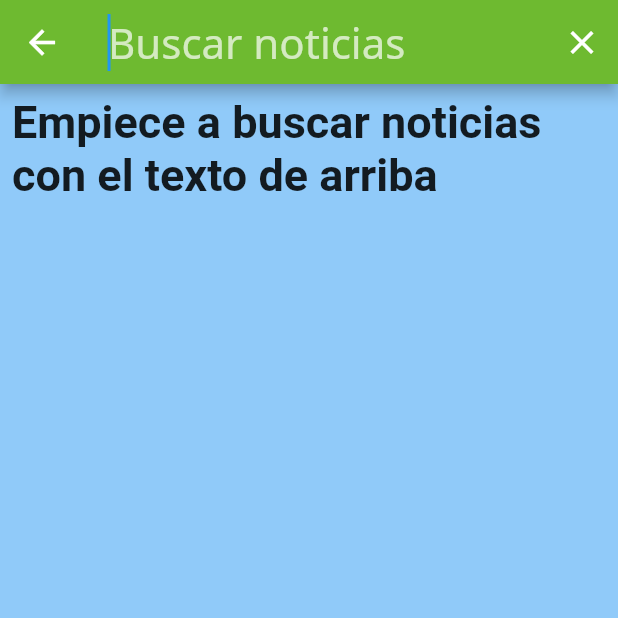
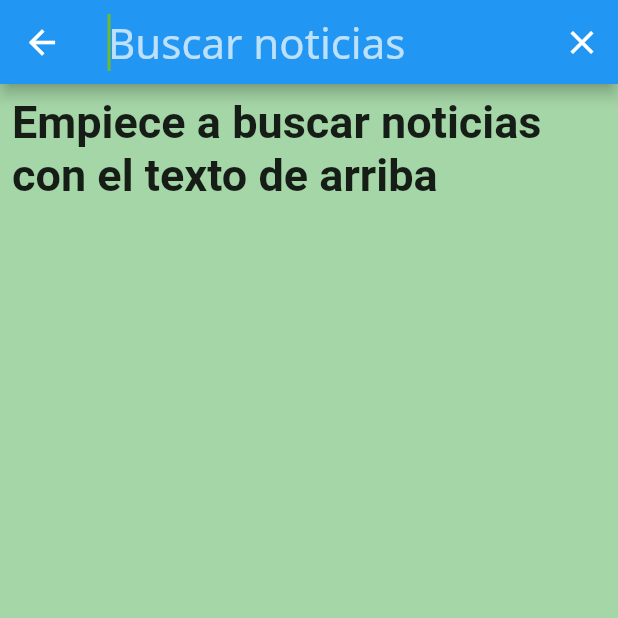
Before and after one commit to Cavitedev/el_digital_de_albacete, a Flutter app: the screen it shows after launch, after a tap on the "search" icon, on a phone screen of 412 x 824 dp, the top half of it. Run offline on Flutter 3.47's test engine with Material 2 defaults, Android fonts, the phone set to English and light mode, and no system bars; our stand-ins replace cached_network_image, chewie, dartz, equatable, flutter_spinkit, video_player and 1 more; network calls fail.

Commit message:
:bug: Fix wrong color after fixing deprecating code

```diff
--- a/lib/MainWidgets/NewsNavigation/NewsList.dart
+++ b/lib/MainWidgets/NewsNavigation/NewsList.dart
@@ -72,7 +72,6 @@ class _NewsListState extends State<NewsList>
                   size: 26.0,
                 ))
           ],
-          backgroundColor: Theme.of(context).accentColor,
         ),
         backgroundColor: Theme.of(context).backgroundColor,
         body: TabBarView(
--- a/lib/MainWidgets/NewsNavigation/SearchNews.dart
+++ b/lib/MainWidgets/NewsNavigation/SearchNews.dart
@@ -128,7 +128,6 @@ class _SearchNewsState extends State<SearchNews>
                 size: 26.0,
               )),
           actions: <Widget>[searching ? _closeButton() : _searchButton()],
-          backgroundColor: Theme.of(context).accentColor,
         ),
         backgroundColor: Theme.of(context).backgroundColor,
 //body:  StreamBuilder(
--- a/lib/MainWidgets/NewsViewer/SingleNewsViewer.dart
+++ b/lib/MainWidgets/NewsViewer/SingleNewsViewer.dart
@@ -70,7 +70,6 @@ class _SingleNewsViewerState extends State<SingleNewsViewer> {
                 style: Theme.of(context).textTheme.headline4.copyWith(fontSize:
                 Theme.of(context).textTheme.headline4.fontSize / MediaQuery.of(context).textScaleFactor),
               ),
-              backgroundColor: Theme.of(context).accentColor,
             ),
             SliverList(
                 delegate: SliverChildListDelegate([
--- a/lib/main.dart
+++ b/lib/main.dart
@@ -10,7 +10,6 @@ class MyApp extends StatelessWidget {
     return MaterialApp(
       title: 'El digital de albacete',
       theme: ThemeData(
-
         primaryColorLight: Colors.white,
         splashColor: Colors.green[300],
         focusColor: Colors.teal[700],
@@ -18,15 +17,38 @@ class MyApp extends StatelessWidget {
         scaffoldBackgroundColor: Color.fromRGBO(250, 255, 250, 1),
         errorColor: Colors.red[100],
         textTheme: TextTheme(
-          headline5: TextStyle(fontSize: 30, fontWeight: FontWeight.bold, ),
-          bodyText2: TextStyle(fontSize: 20,),
-          caption: TextStyle(fontSize: 10, color: Colors.black54, ),
-          headline6: TextStyle(fontSize: 20, fontWeight: FontWeight.bold, ),
-          headline4: TextStyle(fontSize: 28 , color: Colors.white, fontFamily: "NotoSans"),
-          subtitle1: TextStyle(fontSize: 24, fontWeight: FontWeight.bold, ),
-          subtitle2: TextStyle(fontSize: 16, fontWeight: FontWeight.bold, ),
-          button: TextStyle(fontSize: 20, color: Colors.white, fontFamily: "NotoSans")
-        ), colorScheme: ColorScheme.fromSwatch().copyWith(secondary: Color.fromARGB(0xff, 0x6e, 0xba, 0x30)),
+            headline5: TextStyle(
+              fontSize: 30,
+              fontWeight: FontWeight.bold,
+            ),
+            bodyText2: TextStyle(
+              fontSize: 20,
+            ),
+            caption: TextStyle(
+              fontSize: 10,
+              color: Colors.black54,
+            ),
+            headline6: TextStyle(
+              fontSize: 20,
+              fontWeight: FontWeight.bold,
+            ),
+            headline4: TextStyle(
+                fontSize: 28, color: Colors.white, fontFamily: "NotoSans"),
+            subtitle1: TextStyle(
+              fontSize: 24,
+              fontWeight: FontWeight.bold,
+            ),
+            subtitle2: TextStyle(
+              fontSize: 16,
+              fontWeight: FontWeight.bold,
+            ),
+            button: TextStyle(
+                fontSize: 20, color: Colors.white, fontFamily: "NotoSans")),
+        colorScheme:
+            ColorScheme.fromSwatch(primarySwatch: Colors.green).copyWith(
+          primary: Color.fromARGB(0xff, 0x6e, 0xba, 0x30),
+
+        ),
       ),
       home: NewsList(),
     );
```
